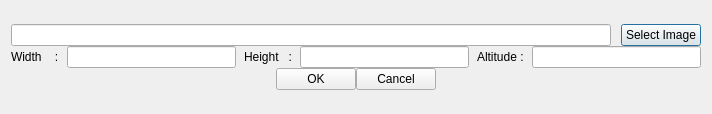
Before: the Qt Designer form ui/SelectMapDialog.ui in iammetehan/uav-swarm-simulator, drawn with Qt 5.
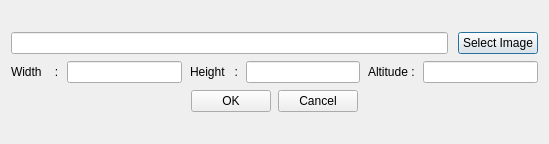
After: the same form once the commit is applied.

```diff
--- a/ui/SelectMapDialog.ui
+++ b/ui/SelectMapDialog.ui
@@ -6,20 +6,20 @@
    <rect>
     <x>0</x>
     <y>0</y>
-    <width>712</width>
-    <height>114</height>
+    <width>549</width>
+    <height>144</height>
    </rect>
   </property>
   <property name="minimumSize">
    <size>
     <width>200</width>
-    <height>100</height>
+    <height>0</height>
    </size>
   </property>
   <property name="maximumSize">
    <size>
     <width>1000</width>
-    <height>114</height>
+    <height>200</height>
    </size>
   </property>
   <property name="windowTitle">
@@ -29,7 +29,7 @@
    <item>
     <layout class="QVBoxLayout" name="verticalLayout">
      <property name="spacing">
-      <number>0</number>
+      <number>7</number>
      </property>
      <item>
       <layout class="QHBoxLayout" name="horizontalLayout">
```
Left out of the diff: 2 changed lines with no effect on the pictures.
